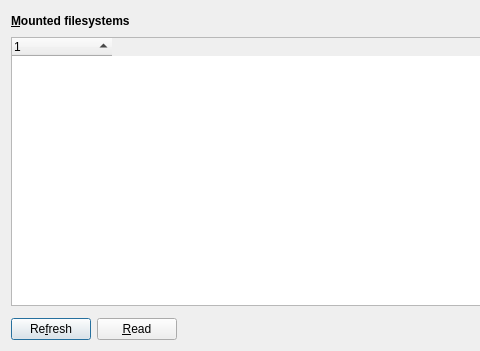
Qt form src/filesystems-window.ui (Lithopsian/qt6dirstat) before a commit; both pictures show x 0 to 480 and y 0 to 351 of the 744 by 351 pixel window.
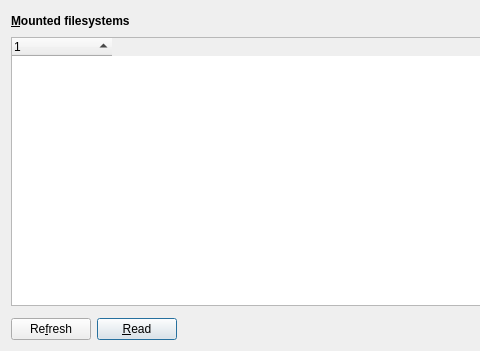
The same form after that commit. Icons and pictures are not drawn.

```diff
--- a/src/filesystems-window.ui
+++ b/src/filesystems-window.ui
@@ -106,6 +106,9 @@
        <property name="text">
         <string>&amp;Read</string>
        </property>
+       <property name="default">
+        <bool>true</bool>
+       </property>
       </widget>
      </item>
      <item>
```
Left out of the diff: 40 changed lines with no effect on the pictures.
